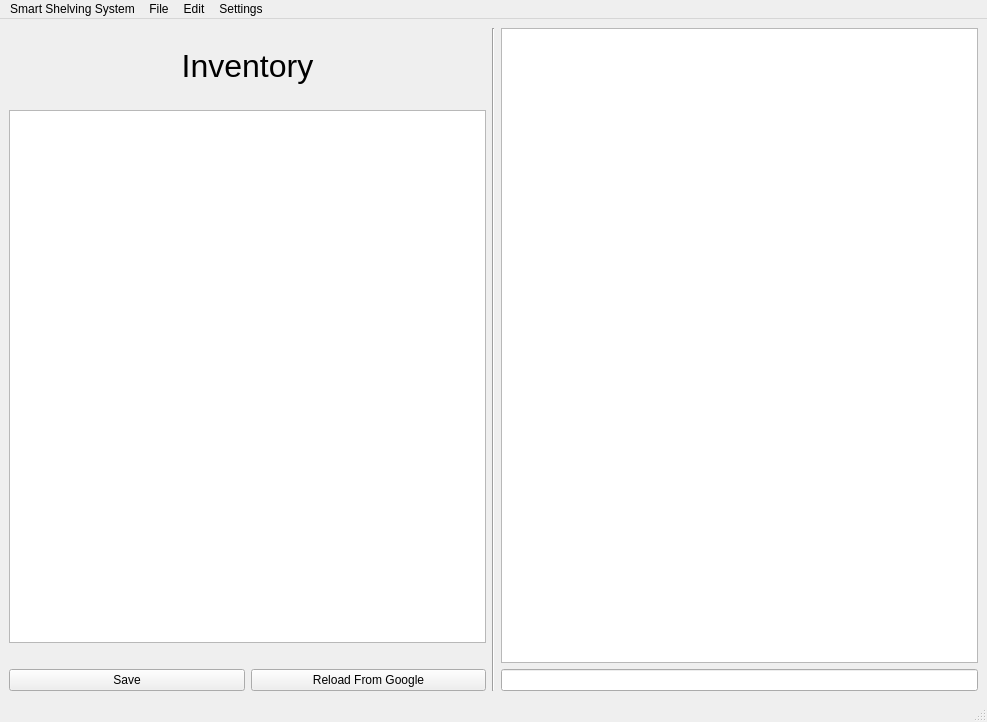
The window that management/src/Smart_Shelving_System.ui (nicoshinozaki/Smart-Shelving-System) describes before a commit, drawn with Qt 5.
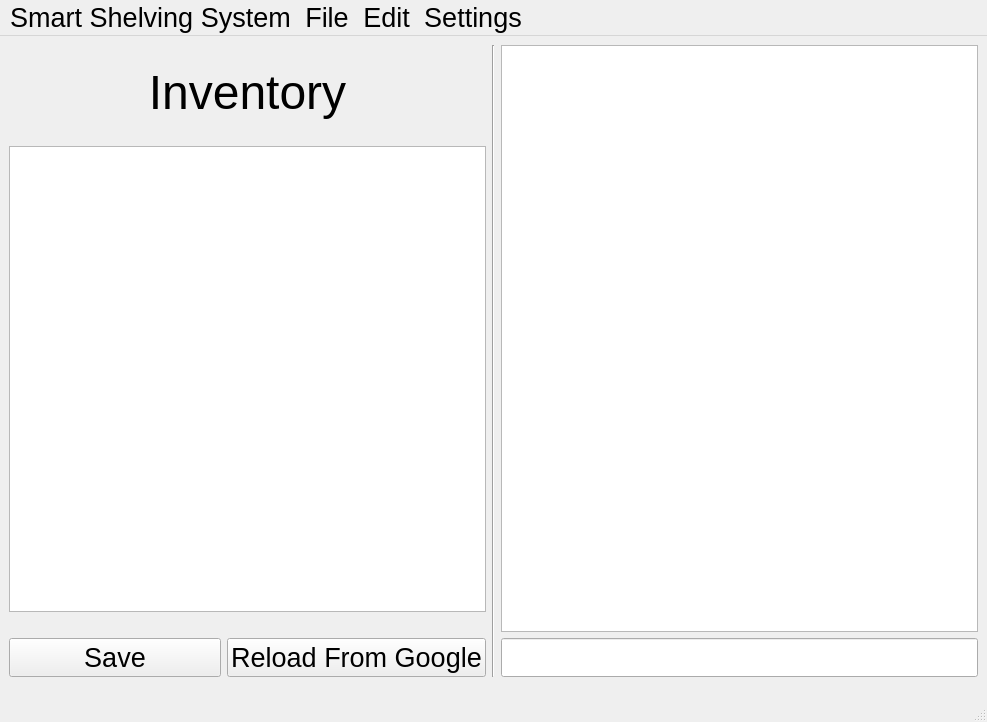
The same window after the commit. Icons and pictures are not drawn.

Commit message: bigger fonts!

```diff
--- a/management/src/Smart_Shelving_System.ui
+++ b/management/src/Smart_Shelving_System.ui
@@ -10,6 +10,11 @@
     <height>722</height>
    </rect>
   </property>
+  <property name="font">
+   <font>
+    <pointsize>20</pointsize>
+   </font>
+  </property>
   <property name="windowTitle">
    <string>Inventory Management</string>
   </property>
@@ -40,7 +45,7 @@
           <property name="font">
            <font>
             <family>Helvetica</family>
-            <pointsize>24</pointsize>
+            <pointsize>36</pointsize>
            </font>
           </property>
           <property name="text">
@@ -139,6 +144,14 @@
             </disabled>
            </palette>
           </property>
+          <property name="font">
+           <font>
+            <pointsize>24</pointsize>
+           </font>
+          </property>
+          <property name="mouseTracking">
+           <bool>false</bool>
+          </property>
          </widget>
         </item>
        </layout>
@@ -190,6 +203,7 @@
         <property name="font">
          <font>
           <family>Courier New</family>
+          <pointsize>20</pointsize>
          </font>
         </property>
         <property name="readOnly">
@@ -198,7 +212,13 @@
        </widget>
       </item>
       <item>
-       <widget class="QLineEdit" name="ConsoleInput"/>
+       <widget class="QLineEdit" name="ConsoleInput">
+        <property name="font">
+         <font>
+          <pointsize>20</pointsize>
+         </font>
+        </property>
+       </widget>
       </item>
      </layout>
     </item>
```
Left out of the diff: 25 changed lines with no effect on the pictures. The commit also changes 4 other files.
